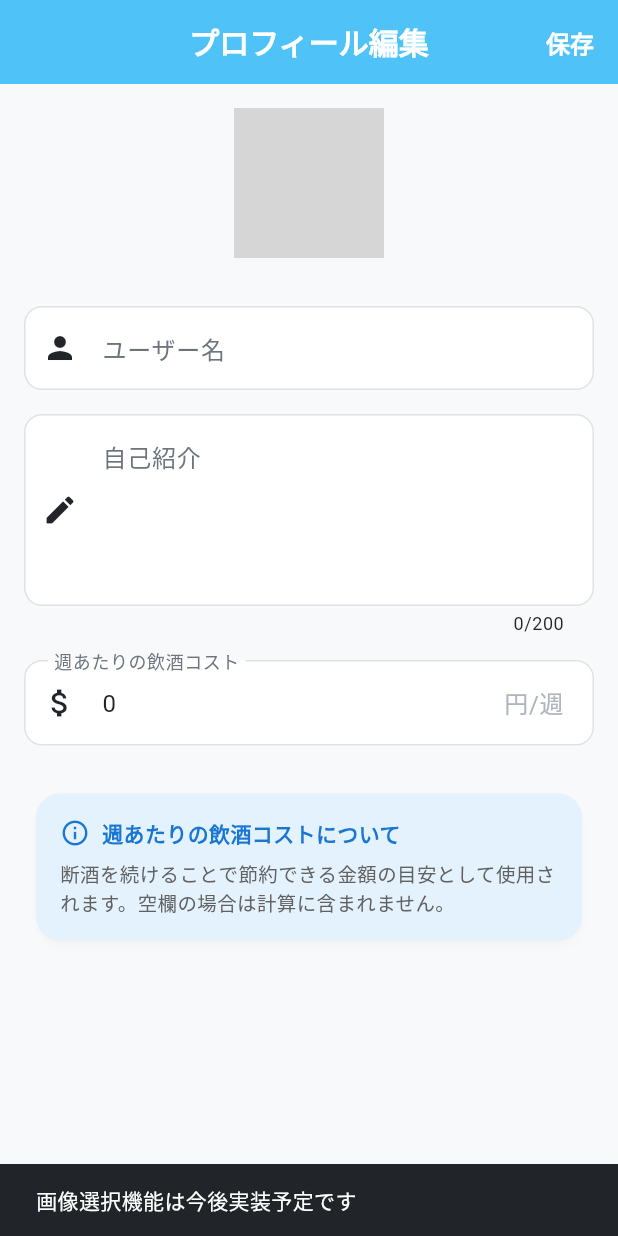
After one commit to miz8462/shilaf, a Flutter app: the ProfileEditPageWrapper screen opened by its route, after a tap on the "camera alt" icon, on a phone screen of 412 x 824 dp. The commit adds this screen. Run offline on Flutter 3.47's test engine with Material 3 defaults, Android fonts, the light colour scheme and no system bars; our stand-ins replace flutter_dotenv, flutter_riverpod, freezed_annotation, go_router, google_sign_in, supabase_flutter; accounts and stored records are empty; network calls fail; grey boxes are pictures that could not be loaded.

Commit message:
feat(profile): プロフィール編集画面を追加し、プロフィールメニューからの遷移を実装

```diff
--- a/lib/core/router/app_router.dart
+++ b/lib/core/router/app_router.dart
@@ -7,7 +7,8 @@ import 'package:shilaf/features/auth/presentation/pages/signup_page.dart';
 // 認証プロバイダーのインポート
 import 'package:shilaf/features/auth/providers/auth_provider.dart';
 import 'package:shilaf/features/profile/presentation/pages/onboarding_page.dart';
-// ユーザープロバイダーのインポート（追加）
+import 'package:shilaf/features/profile/presentation/pages/profile_edit_page.dart';
+// ユーザープロバイダーのインポート
 import 'package:shilaf/features/profile/providers/user_provider.dart';
 import 'package:shilaf/main/main_page.dart';
 
@@ -68,7 +69,6 @@ final routerProvider = Provider<GoRouter>((ref) {
       // ========================
 
       /// ログイン画面
-      /// パス: /login
       GoRoute(
         path: '/login',
         name: 'login', // 名前をつけると context.goNamed('login') で遷移できる
@@ -92,7 +92,6 @@ final routerProvider = Provider<GoRouter>((ref) {
       // ========================
 
       /// 初期設定画面
-      /// パス: /onboarding
       GoRoute(
         path: '/onboarding',
         name: 'onboarding',
@@ -102,7 +101,6 @@ final routerProvider = Provider<GoRouter>((ref) {
       ),
 
       /// ホーム画面
-      /// パス: /home
       GoRoute(
         path: '/main',
         name: 'main',
@@ -111,20 +109,14 @@ final routerProvider = Provider<GoRouter>((ref) {
         },
       ),
 
-      // ========================
-      // Phase 3以降で追加予定
-      // ========================
-      // GoRoute(
-      //   path: '/profile',
-      //   name: 'profile',
-      //   builder: (context, state) => const ProfilePage(),
-      // ),
-      //
-      // GoRoute(
-      //   path: '/streaks',
-      //   name: 'streaks',
-      //   builder: (context, state) => const StreaksPage(),
-      // ),
+      /// プロフィール編集画面
+      GoRoute(
+        path: '/profile/edit',
+        name: 'profile_edit',
+        builder: (BuildContext context, GoRouterState state) {
+          return const ProfileEditPageWrapper();
+        },
+      ),
     ],
 
     // エラー画面（存在しないパスにアクセスした場合）
--- /dev/null
+++ b/lib/features/profile/presentation/pages/profile_edit_page.dart
@@ -0,0 +1,360 @@
+import 'package:flutter/material.dart';
+import 'package:flutter/services.dart';
+import 'package:flutter_riverpod/flutter_riverpod.dart';
+import 'package:shilaf/features/profile/data/models/user_model.dart';
+import 'package:shilaf/features/profile/providers/user_provider.dart';
+
+/// プロフィール編集画面のラッパー
+/// ルーターから呼ばれる際に使用
+class ProfileEditPageWrapper extends ConsumerWidget {
+  const ProfileEditPageWrapper({super.key});
+
+  @override
+  Widget build(BuildContext context, WidgetRef ref) {
+    final userDataAsync = ref.watch(currentUserDataProvider);
+
+    return userDataAsync.when(
+      data: (user) {
+        if (user == null) {
+          return const Scaffold(
+            body: Center(
+              child: Text('ユーザー情報が見つかりません'),
+            ),
+          );
+        }
+        return ProfileEditPage(user: user);
+      },
+      loading: () => const Scaffold(
+        body: Center(
+          child: CircularProgressIndicator(),
+        ),
+      ),
+      error: (err, stack) => Scaffold(
+        body: Center(
+          child: Text('エラー: $err'),
+        ),
+      ),
+    );
+  }
+}
+
+/// プロフィール編集画面
+class ProfileEditPage extends ConsumerStatefulWidget {
+  final UserModel user;
+
+  const ProfileEditPage({
+    super.key,
+    required this.user,
+  });
+
+  @override
+  ConsumerState<ProfileEditPage> createState() => _ProfileEditPageState();
+}
+
+class _ProfileEditPageState extends ConsumerState<ProfileEditPage> {
+  late final TextEditingController _usernameController;
+  late final TextEditingController _bioController;
+  late final TextEditingController _weeklyDrinkingCostController;
+
+  final _formKey = GlobalKey<FormState>();
+  bool _isLoading = false;
+
+  @override
+  void initState() {
+    super.initState();
+    // 初期値を設定
+    _usernameController = TextEditingController(text: widget.user.username);
+    _bioController = TextEditingController(text: widget.user.bio ?? '');
+    _weeklyDrinkingCostController = TextEditingController(
+      text: widget.user.weeklyDrinkingCost?.toString() ?? '',
+    );
+  }
+
+  @override
+  void dispose() {
+    _usernameController.dispose();
+    _bioController.dispose();
+    _weeklyDrinkingCostController.dispose();
+    super.dispose();
+  }
+
+  /// 保存処理
+  Future<void> _saveProfile() async {
+    if (!_formKey.currentState!.validate()) {
+      return;
+    }
+
+    setState(() {
+      _isLoading = true;
+    });
+
+    try {
+      final username = _usernameController.text.trim();
+      final bio = _bioController.text.trim();
+      final weeklyDrinkingCostText = _weeklyDrinkingCostController.text.trim();
+
+      // ユーザー名が変更されている場合は重複チェック
+      if (username != widget.user.username) {
+        final isAvailable = await ref
+            .read(userNotifierProvider.notifier)
+            .checkUsernameAvailability(username);
+
+        if (!isAvailable && mounted) {
+          ScaffoldMessenger.of(context).showSnackBar(
+            const SnackBar(
+              content: Text('このユーザー名は既に使用されています'),
+              backgroundColor: Colors.red,
+            ),
+          );
+          setState(() {
+            _isLoading = false;
+          });
+          return;
+        }
+      }
+
+      // プロフィールを更新
+      await ref.read(userNotifierProvider.notifier).updateUser(
+            username: username,
+            bio: bio.isEmpty ? null : bio,
+            weeklyDrinkingCost: weeklyDrinkingCostText.isEmpty
+                ? null
+                : int.tryParse(weeklyDrinkingCostText),
+          );
+
+      if (mounted) {
+        ScaffoldMessenger.of(context).showSnackBar(
+          const SnackBar(
+            content: Text('プロフィールを更新しました'),
+            backgroundColor: Colors.green,
+          ),
+        );
+        Navigator.of(context).pop();
+      }
+    } catch (e) {
+      if (mounted) {
+        ScaffoldMessenger.of(context).showSnackBar(
+          SnackBar(
+            content: Text('エラーが発生しました: $e'),
+            backgroundColor: Colors.red,
+          ),
+        );
+      }
+    } finally {
+      if (mounted) {
+        setState(() {
+          _isLoading = false;
+        });
+      }
+    }
+  }
+
+  @override
+  Widget build(BuildContext context) {
+    return Scaffold(
+      appBar: AppBar(
+        title: const Text('プロフィール編集'),
+        actions: [
+          if (_isLoading)
+            const Center(
+              child: Padding(
+                padding: EdgeInsets.symmetric(horizontal: 16.0),
+                child: SizedBox(
+                  width: 20,
+                  height: 20,
+                  child: CircularProgressIndicator(
+                    strokeWidth: 2,
+                  ),
+                ),
+              ),
+            )
+          else
+            TextButton(
+              onPressed: _saveProfile,
+              child: const Text(
+                '保存',
+                style: TextStyle(
+                  fontSize: 16,
+                  fontWeight: FontWeight.bold,
+                  color: Colors.white
+                ),
+              ),
+            ),
+        ],
+      ),
+      body: Form(
+        key: _formKey,
+        child: ListView(
+          padding: const EdgeInsets.all(16),
+          children: [
+            // プロフィール画像（将来的に実装）
+            Center(
+              child: Stack(
+                children: [
+                  CircleAvatar(
+                    radius: 50,
+                    backgroundColor: Colors.grey[300],
+                    backgroundImage: widget.user.avatarUrl != null
+                        ? NetworkImage(widget.user.avatarUrl!)
+                        : null,
+                    child: widget.user.avatarUrl == null
+                        ? const Icon(
+                            Icons.person,
+                            size: 50,
+                            color: Colors.grey,
+                          )
+                        : null,
+                  ),
+                  Positioned(
+                    right: 0,
+                    bottom: 0,
+                    child: Container(
+                      decoration: BoxDecoration(
+                        color: Theme.of(context).primaryColor,
+                        shape: BoxShape.circle,
+                      ),
+                      child: IconButton(
+                        icon: const Icon(
+                          Icons.camera_alt,
+                          color: Colors.white,
+                          size: 20,
+                        ),
+                        onPressed: () {
+                          // TODO: 画像選択機能を実装
+                          ScaffoldMessenger.of(context).showSnackBar(
+                            const SnackBar(
+                              content: Text('画像選択機能は今後実装予定です'),
+                            ),
+                          );
+                        },
+                      ),
+                    ),
+                  ),
+                ],
+              ),
+            ),
+            const SizedBox(height: 32),
+
+            // ユーザー名
+            TextFormField(
+              controller: _usernameController,
+              decoration: const InputDecoration(
+                labelText: 'ユーザー名',
+                hintText: 'ユーザー名を入力',
+                border: OutlineInputBorder(),
+                prefixIcon: Icon(Icons.person),
+              ),
+              validator: (value) {
+                if (value == null || value.trim().isEmpty) {
+                  return 'ユーザー名を入力してください';
+                }
+                if (value.trim().length < 2) {
+                  return 'ユーザー名は2文字以上で入力してください';
+                }
+                if (value.trim().length > 20) {
+                  return 'ユーザー名は20文字以内で入力してください';
+                }
+                return null;
+              },
+              enabled: !_isLoading,
+            ),
+            const SizedBox(height: 16),
+
+            // 自己紹介
+            TextFormField(
+              controller: _bioController,
+              decoration: const InputDecoration(
+                labelText: '自己紹介',
+                hintText: '自己紹介を入力（任意）',
+                border: OutlineInputBorder(),
+                prefixIcon: Icon(Icons.edit),
+                alignLabelWithHint: true,
+              ),
+              maxLines: 4,
+              maxLength: 200,
+              validator: (value) {
+                if (value != null && value.trim().length > 200) {
+                  return '自己紹介は200文字以内で入力してください';
+                }
+                return null;
+              },
+              enabled: !_isLoading,
+            ),
+            const SizedBox(height: 16),
+
+            // 週あたりの飲酒コスト
+            TextFormField(
+              controller: _weeklyDrinkingCostController,
+              decoration: const InputDecoration(
+                labelText: '週あたりの飲酒コスト',
+                hintText: '金額を入力（任意）',
+                border: OutlineInputBorder(),
+                prefixIcon: Icon(Icons.attach_money),
+                suffixText: '円/週',
+              ),
+              keyboardType: TextInputType.number,
+              inputFormatters: [
+                FilteringTextInputFormatter.digitsOnly,
+              ],
+              validator: (value) {
+                if (value != null && value.trim().isNotEmpty) {
+                  final cost = int.tryParse(value.trim());
+                  if (cost == null) {
+                    return '数値を入力してください';
+                  }
+                  if (cost < 0) {
+                    return '0以上の値を入力してください';
+                  }
+                  if (cost > 1000000) {
+                    return '100万円以下で入力してください';
+                  }
+                }
+                return null;
+              },
+              enabled: !_isLoading,
+            ),
+            const SizedBox(height: 24),
+
+            // 説明テキスト
+            Card(
+              color: Colors.blue[50],
+              child: Padding(
+                padding: const EdgeInsets.all(16.0),
+                child: Column(
+                  crossAxisAlignment: CrossAxisAlignment.start,
+                  children: [
+                    Row(
+                      children: [
+                        Icon(
+                          Icons.info_outline,
+                          color: Colors.blue[700],
+                          size: 20,
+                        ),
+                        const SizedBox(width: 8),
+                        Text(
+                          '週あたりの飲酒コストについて',
+                          style: TextStyle(
+                            fontWeight: FontWeight.bold,
+                            color: Colors.blue[700],
+                          ),
+                        ),
+                      ],
+                    ),
+                    const SizedBox(height: 8),
+                    Text(
+                      '断酒を続けることで節約できる金額の目安として使用されます。空欄の場合は計算に含まれません。',
+                      style: TextStyle(
+                        fontSize: 13,
+                        color: Colors.grey[700],
+                      ),
+                    ),
+                  ],
+                ),
+              ),
+            ),
+          ],
+        ),
+      ),
+    );
+  }
+}
--- a/lib/features/profile/presentation/widgets/profile_menu_list.dart
+++ b/lib/features/profile/presentation/widgets/profile_menu_list.dart
@@ -1,6 +1,7 @@
 // lib/features/profile/presentation/widgets/profile_menu_list.dart
 import 'package:flutter/material.dart';
 import 'package:flutter_riverpod/flutter_riverpod.dart';
+import 'package:go_router/go_router.dart';
 import 'package:shilaf/features/profile/presentation/widgets/profile_menu_item.dart';
 
 class ProfileMenuList extends ConsumerWidget {
@@ -17,12 +18,9 @@ class ProfileMenuList extends ConsumerWidget {
       children: [
         ProfileMenuItem(
           icon: Icons.edit,
-          title: 'プロフィール変更',
+          title: 'プロフィールを編集',
           onTap: () {
-            // TODO: プロフィール変更画面へ遷移
-            ScaffoldMessenger.of(context).showSnackBar(
-              const SnackBar(content: Text('プロフィール変更画面（未実装）')),
-            );
+            context.push('/profile/edit', extra: user);
           },
         ),
         const Divider(height: 1),
```
